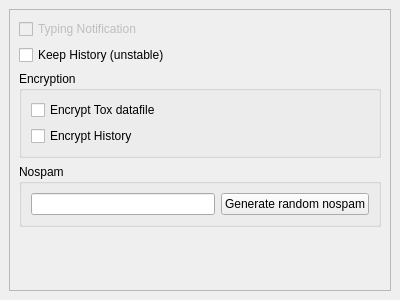
Qt form src/widget/form/settings/privacysettings.ui (qTox/qTox) before a commit.
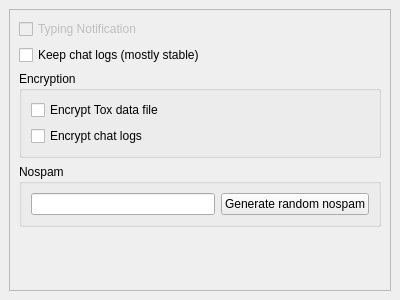
The same form after that commit.

Diff of the .ui file:
```diff
--- a/src/widget/form/settings/privacysettings.ui
+++ b/src/widget/form/settings/privacysettings.ui
@@ -57,7 +57,7 @@
           <string extracomment="History keeping still under developing. Log format changin is possible."/>
          </property>
          <property name="text">
-          <string>Keep History (unstable)</string>
+          <string>Keep chat logs (mostly stable)</string>
          </property>
         </widget>
        </item>
@@ -76,7 +76,7 @@
              <bool>true</bool>
             </property>
             <property name="text">
-             <string>Encrypt Tox datafile</string>
+             <string>Encrypt Tox data file</string>
             </property>
            </widget>
           </item>
@@ -86,7 +86,7 @@
              <bool>true</bool>
             </property>
             <property name="text">
-             <string>Encrypt History</string>
+             <string>Encrypt chat logs</string>
             </property>
             <property name="checkable">
              <bool>true</bool>
```
